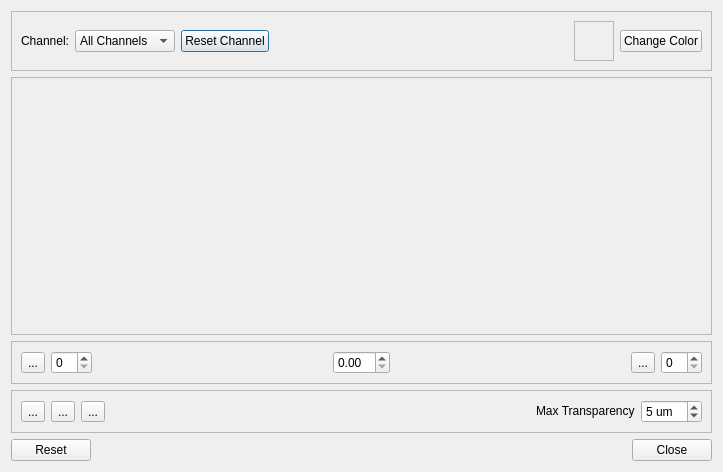
CBL-ORION/Vaa3D-mirror, file v3d_main/neuron_annotator/gui/DynamicRangeTool.ui: the form before one commit.
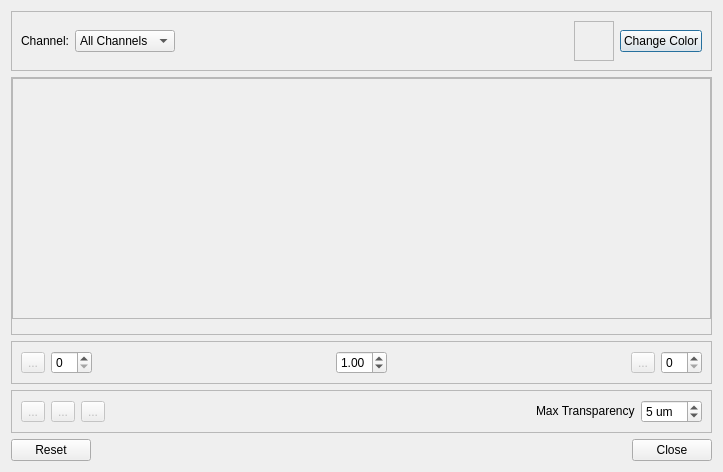
The form after the commit. Custom widgets are drawn as their Qt base class.

Commit message: Many improvements to advanced dynamic range dialog.  Though it's still a bit sketchy.

Diff of the .ui file:
```diff
--- a/v3d_main/neuron_annotator/gui/DynamicRangeTool.ui
+++ b/v3d_main/neuron_annotator/gui/DynamicRangeTool.ui
@@ -50,13 +50,6 @@
         </item>
        </widget>
       </item>
-      <item>
-       <widget class="QPushButton" name="resetChannelButton">
-        <property name="text">
-         <string>Reset Channel</string>
-        </property>
-       </widget>
-      </item>
       <item>
        <spacer name="horizontalSpacer">
         <property name="orientation">
@@ -119,6 +112,37 @@
      <property name="frameShadow">
       <enum>QFrame::Raised</enum>
      </property>
+     <layout class="QVBoxLayout" name="verticalLayout_2">
+      <property name="spacing">
+       <number>0</number>
+      </property>
+      <property name="margin">
+       <number>0</number>
+      </property>
+      <item>
+       <widget class="QFrame" name="frame_4">
+        <property name="frameShape">
+         <enum>QFrame::StyledPanel</enum>
+        </property>
+        <property name="frameShadow">
+         <enum>QFrame::Raised</enum>
+        </property>
+       </widget>
+      </item>
+      <item>
+       <widget class="ColorRangeSliderWidget" name="colorRangeSlider" native="true">
+        <property name="maximumSize">
+         <size>
+          <width>16777215</width>
+          <height>15</height>
+         </size>
+        </property>
+        <property name="toolTip">
+         <string>drag handles to adjust color range</string>
+        </property>
+       </widget>
+      </item>
+     </layout>
     </widget>
    </item>
    <item>
@@ -138,6 +162,9 @@
      <layout class="QHBoxLayout" name="horizontalLayout_2">
       <item>
        <widget class="QToolButton" name="toolButton">
+        <property name="enabled">
+         <bool>false</bool>
+        </property>
         <property name="text">
          <string>...</string>
         </property>
@@ -160,7 +187,23 @@
        </spacer>
       </item>
       <item>
-       <widget class="QDoubleSpinBox" name="doubleSpinBox"/>
+       <widget class="QDoubleSpinBox" name="channelGamma_doubleSpinBox">
+        <property name="toolTip">
+         <string>gamma brightness</string>
+        </property>
+        <property name="minimum">
+         <double>0.120000000000000</double>
+        </property>
+        <property name="maximum">
+         <double>8.000000000000000</double>
+        </property>
+        <property name="singleStep">
+         <double>0.050000000000000</double>
+        </property>
+        <property name="value">
+         <double>1.000000000000000</double>
+        </property>
+       </widget>
       </item>
       <item>
        <spacer name="horizontalSpacer_3">
@@ -177,6 +220,9 @@
       </item>
       <item>
        <widget class="QToolButton" name="toolButton_2">
+        <property name="enabled">
+         <bool>false</bool>
+        </property>
         <property name="text">
          <string>...</string>
         </property>
@@ -205,6 +251,9 @@
      <layout class="QHBoxLayout" name="horizontalLayout_3">
       <item>
        <widget class="QToolButton" name="toolButton_5">
+        <property name="enabled">
+         <bool>false</bool>
+        </property>
         <property name="text">
          <string>...</string>
         </property>
@@ -212,6 +261,9 @@
       </item>
       <item>
        <widget class="QToolButton" name="toolButton_4">
+        <property name="enabled">
+         <bool>false</bool>
+        </property>
         <property name="text">
          <string>...</string>
         </property>
@@ -219,6 +271,9 @@
       </item>
       <item>
        <widget class="QToolButton" name="toolButton_3">
+        <property name="enabled">
+         <bool>false</bool>
+        </property>
         <property name="text">
          <string>...</string>
         </property>
@@ -281,6 +336,14 @@
    </item>
   </layout>
  </widget>
+ <customwidgets>
+  <customwidget>
+   <class>ColorRangeSliderWidget</class>
+   <extends>QWidget</extends>
+   <header>../neuron_annotator/gui/ColorRangeSliderWidget.h</header>
+   <container>1</container>
+  </customwidget>
+ </customwidgets>
  <resources/>
  <connections>
   <connection>
```
Left out of the diff: 14 changed lines with no effect on the pictures. The commit also changes 11 other files.
